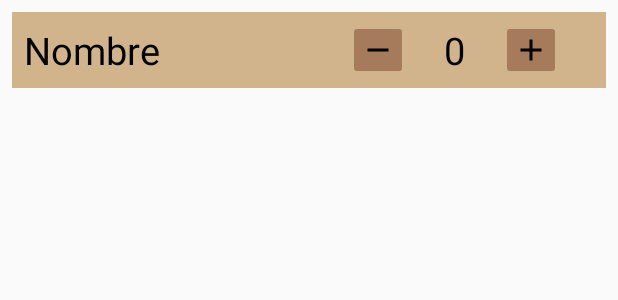
After one commit to DanielMartinezGonzalez/Ancient-Diggers, an Android app built with Jetpack Compose: the layout item_venta.xml on its own in the app's theme, with its tools: preview values and no code run, on a phone screen of 412 x 824 dp. The commit adds this screen. Shown: the top 300 px of the screen. Run offline under Robolectric (Android 15) with nearby library versions, the phone set to English and light mode, and no system bars.

Commit message:
Tienda diseñada pero falta la lógica de los items que se compran

```diff
--- a/app/src/main/java/com/example/ancientdiggers/data/model/hallazgo/Hallazgo.kt
+++ b/app/src/main/java/com/example/ancientdiggers/data/model/hallazgo/Hallazgo.kt
@@ -3,7 +3,7 @@ package com.example.ancientdiggers.data.model.hallazgo
 import com.example.ancientdiggers.R
 import java.io.Serializable
 
-enum class TipoCultura { PALEOLITICO, NEOLITICO, EDAD_DE_BRONCE, IBERO, CELTA, CELTIBERO, VACCEO, ROMANO, VISIGODO, ASTURIANO, MUSULMAN, CONTEMPORANEO, DESCONOCIDO }
+enum class TipoCultura { PALEOLITICO, NEOLITICO, EDAD_DE_BRONCE, IBERO, CELTA, CELTIBERO, VACCEO, ROMANO, VISIGODO, ASTURIANO, MUSULMAN, MODERNA, DESCONOCIDO }
 enum class TipoEpoca { PREHISTORIA, ANTIGÜEDAD, ROMANA, EDAD_MEDIA, CONTEMPORANEO, DESCONOCIDO }
 
 class Hallazgo(
--- a/app/src/main/java/com/example/ancientdiggers/data/model/terreno/terrenos/TerrenoExcavable.kt
+++ b/app/src/main/java/com/example/ancientdiggers/data/model/terreno/terrenos/TerrenoExcavable.kt
@@ -7,7 +7,7 @@ import com.example.ancientdiggers.data.model.terreno.terrenos.excavables.Terreno
 open class TerrenoExcavable (
     nombre: String,
     private var desbloqueado: Boolean = true,
-    val coste: Double
+    val coste: Int
     ) : Terreno(nombre){
 
     override var imagen: Int = listOf(
--- a/app/src/main/java/com/example/ancientdiggers/data/model/terreno/terrenos/excavables/TerrenoMedioExcavar.kt
+++ b/app/src/main/java/com/example/ancientdiggers/data/model/terreno/terrenos/excavables/TerrenoMedioExcavar.kt
@@ -7,10 +7,9 @@ import com.example.ancientdiggers.data.model.terreno.terrenos.TerrenoExcavado
 class TerrenoMedioExcavar (
     nombre: String,
     desbloqueado: Boolean = true,
-    coste: Double
+    coste: Int
 ) : TerrenoExcavable(nombre, desbloqueado, coste){
 
-    // En TerrenoExcavable, la imagen se asigna según el estado
     override var imagen: Int = R.drawable.terreno_medio_excavado
 
     override fun excavar(): TerrenoExcavado {
--- a/app/src/main/java/com/example/ancientdiggers/domain/adapter/HallazgoAdapter.kt
+++ b/app/src/main/java/com/example/ancientdiggers/domain/adapter/HallazgoAdapter.kt
@@ -1,13 +1,11 @@
 package com.example.ancientdiggers.domain.adapter
 
-import android.provider.ContactsContract.CommonDataKinds.Im
-import android.util.Printer
+
 import android.view.LayoutInflater
 import android.view.View
 import android.view.ViewGroup
 import android.widget.ImageView
 import android.widget.TextView
-import androidx.compose.ui.layout.Layout
 import androidx.recyclerview.widget.RecyclerView
 import com.example.ancientdiggers.R
 import com.example.ancientdiggers.data.model.hallazgo.Hallazgo
--- /dev/null
+++ b/app/src/main/java/com/example/ancientdiggers/domain/adapter/VentaAdapter.kt
@@ -0,0 +1,4 @@
+package com.example.ancientdiggers.domain.adapter
+
+class VentaAdapter {
+}
--- /dev/null
+++ b/app/src/main/res/drawable/ic_mas.xml
@@ -0,0 +1,9 @@
+<vector xmlns:android="http://schemas.android.com/apk/res/android"
+    android:width="24dp"
+    android:height="24dp"
+    android:viewportWidth="960"
+    android:viewportHeight="960">
+  <path
+      android:pathData="M440,520L200,520v-80h240v-240h80v240h240v80L520,520v240h-80v-240Z"
+      android:fillColor="#000000"/>
+</vector>
--- /dev/null
+++ b/app/src/main/res/drawable/ic_menos.xml
@@ -0,0 +1,9 @@
+<vector xmlns:android="http://schemas.android.com/apk/res/android"
+    android:width="24dp"
+    android:height="24dp"
+    android:viewportWidth="960"
+    android:viewportHeight="960">
+  <path
+      android:pathData="M200,520v-80h560v80L200,520Z"
+      android:fillColor="#000000"/>
+</vector>
--- /dev/null
+++ b/app/src/main/res/layout/item_venta.xml
@@ -0,0 +1,61 @@
+<?xml version="1.0" encoding="utf-8"?>
+<FrameLayout xmlns:android="http://schemas.android.com/apk/res/android"
+    android:layout_width="match_parent"
+    android:layout_height="match_parent"
+    android:padding="8dp">
+
+    <LinearLayout
+        android:layout_width="match_parent"
+        android:layout_height="wrap_content"
+        android:background="@color/brown"
+        android:orientation="horizontal"
+        android:gravity="center_vertical">
+
+        <TextView
+            android:id="@+id/nombreVentaTextView"
+            android:layout_width="0dp"
+            android:layout_height="wrap_content"
+            android:layout_weight="1"
+            android:text="Nombre"
+            android:textSize="25sp"
+            android:textColor="@color/black"
+            android:padding="8dp" />
+
+        <ImageButton
+            android:id="@+id/btnMenos"
+            android:layout_width="40dp"
+            android:layout_height="40dp"
+            android:backgroundTint="@color/accent_brown"
+            android:src="@drawable/ic_menos"
+            android:padding="8dp" />
+
+        <Space
+            android:layout_width="16dp"
+            android:layout_height="wrap_content" />
+
+        <TextView
+            android:id="@+id/valorCantidadTextView"
+            android:layout_width="wrap_content"
+            android:layout_height="wrap_content"
+            android:text="0"
+            android:textSize="25sp"
+            android:textColor="@color/black"
+            android:gravity="center"
+            android:padding="8dp" />
+
+        <Space
+            android:layout_width="16dp"
+            android:layout_height="wrap_content" />
+
+        <ImageButton
+            android:id="@+id/btnMas"
+            android:layout_width="40dp"
+            android:layout_height="40dp"
+            android:backgroundTint="@color/accent_brown"
+            android:layout_marginEnd="30dp"
+            android:src="@drawable/ic_mas"
+            android:padding="8dp" />
+
+    </LinearLayout>
+
+</FrameLayout>
```
Also changed, not shown: app/src/main/java/com/example/ancientdiggers/data/factory/HallazgoFactory.kt (+4 -4 lines), app/src/main/java/com/example/ancientdiggers/data/factory/TerrenoFactory.kt (+12 -12 lines), app/src/main/java/com/example/ancientdiggers/data/factory/VentaFactory.kt (added, +10 -0 lines), app/src/main/java/com/example/ancientdiggers/data/model/Jugador.kt (+11 -2 lines), app/src/main/java/com/example/ancientdiggers/data/model/venta/Venta.kt (added, +12 -0 lines), app/src/main/java/com/example/ancientdiggers/domain/adapter/TerrenoAdapter.kt (+6 -7 lines), app/src/main/java/com/example/ancientdiggers/ui/elements/MainActivity.kt (+10 -2 lines), app/src/main/java/com/example/ancientdiggers/ui/elements/mainfragments/ShopFragment.kt (+22 -38 lines), app/src/main/java/com/example/ancientdiggers/ui/elements/mainfragments/dialogfragments/ExcavarDialogFragment.kt (+4 -9 lines), app/src/main/res/layout/fragment_shop.xml (+26 -9 lines).
